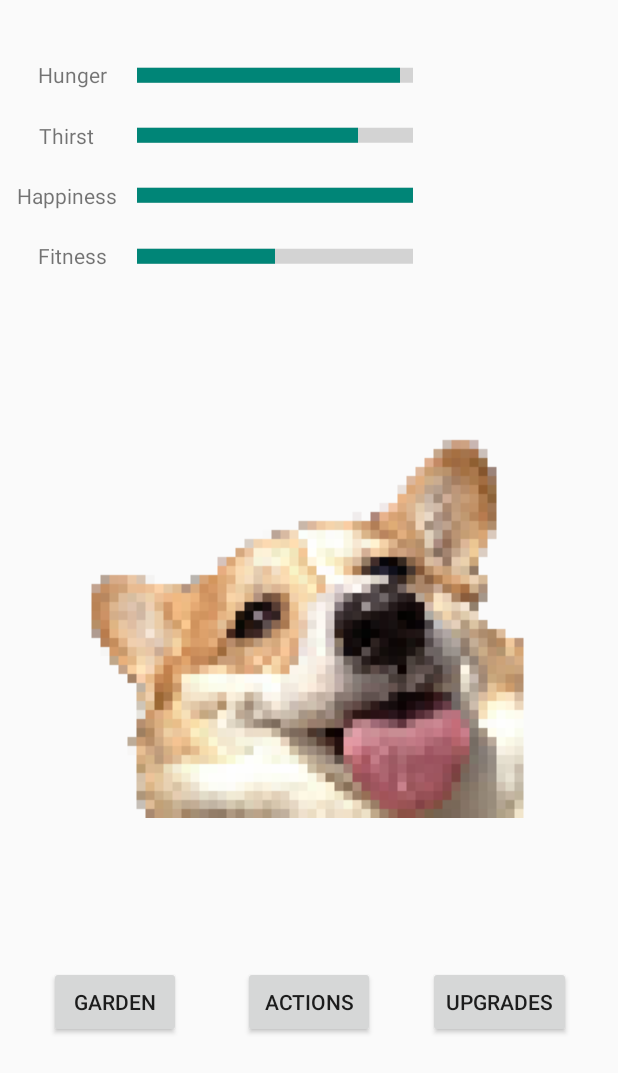
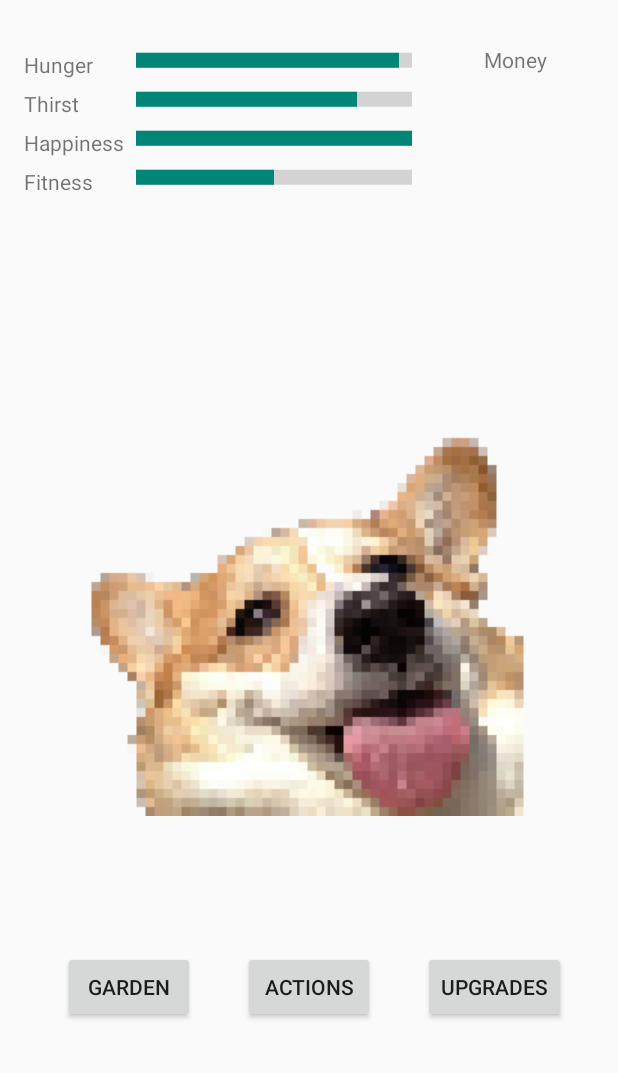
Before and after one commit to JTucker2000/Pettomato, an Android app: the screen it shows after launch (MainActivity), on a phone screen of 412 x 824 dp. Shown: the top 1073 px of the screen. Run offline under Robolectric (Android 15) with nearby library versions, the phone set to English and light mode, and no system bars.

Commit message:
Improved main activity layout

```diff
--- a/app/src/main/res/layout/activity_main.xml
+++ b/app/src/main/res/layout/activity_main.xml
@@ -10,146 +10,143 @@
         android:id="@+id/garden_btn"
         android:layout_width="wrap_content"
         android:layout_height="wrap_content"
+        android:layout_marginLeft="8dp"
+        android:layout_marginEnd="32dp"
         android:text="Garden"
-        app:layout_constraintBottom_toBottomOf="parent"
-        app:layout_constraintHorizontal_bias="0.10"
+        app:layout_constraintBottom_toBottomOf="@+id/actions_btn"
+        app:layout_constraintEnd_toStartOf="@+id/actions_btn"
         app:layout_constraintLeft_toLeftOf="parent"
         app:layout_constraintRight_toRightOf="parent"
-        app:layout_constraintTop_toTopOf="parent"
-        app:layout_constraintVertical_bias="0.83" />
+        app:layout_constraintTop_toTopOf="@+id/actions_btn" />
 
     <Button
         android:id="@+id/actions_btn"
         android:layout_width="wrap_content"
         android:layout_height="wrap_content"
+        android:layout_marginTop="30dp"
+        android:layout_marginBottom="100dp"
         android:text="Actions"
         app:layout_constraintBottom_toBottomOf="parent"
         app:layout_constraintLeft_toLeftOf="parent"
         app:layout_constraintRight_toRightOf="parent"
-        app:layout_constraintTop_toTopOf="parent"
-        app:layout_constraintVertical_bias="0.83" />
+        app:layout_constraintTop_toBottomOf="@+id/upgrades_listView" />
 
     <Button
         android:id="@+id/upgrades_btn"
         android:layout_width="wrap_content"
         android:layout_height="wrap_content"
+        android:layout_marginStart="32dp"
+        android:layout_marginRight="8dp"
         android:onClick="onUpgradeBtnPress"
         android:text="Upgrades"
-        app:layout_constraintBottom_toBottomOf="parent"
-        app:layout_constraintHorizontal_bias="0.90"
+        app:layout_constraintBottom_toBottomOf="@+id/actions_btn"
         app:layout_constraintLeft_toLeftOf="parent"
         app:layout_constraintRight_toRightOf="parent"
-        app:layout_constraintTop_toTopOf="parent"
-        app:layout_constraintVertical_bias="0.83" />
+        app:layout_constraintStart_toEndOf="@+id/actions_btn"
+        app:layout_constraintTop_toTopOf="@+id/actions_btn" />
 
     <ProgressBar
         android:id="@+id/hunger_progressBar"
         style="@style/Widget.AppCompat.ProgressBar.Horizontal"
         android:layout_width="184dp"
         android:layout_height="22dp"
+        android:layout_marginTop="30dp"
         android:scaleY="2.5"
-        app:layout_constraintBottom_toBottomOf="parent"
-        app:layout_constraintHorizontal_bias="0.4"
         app:layout_constraintLeft_toLeftOf="parent"
         app:layout_constraintRight_toRightOf="parent"
-        app:layout_constraintTop_toTopOf="parent"
-        app:layout_constraintVertical_bias="0.05" />
+        app:layout_constraintStart_toStartOf="@+id/happy_progressBar"
+        app:layout_constraintTop_toTopOf="parent" />
 
     <TextView
         android:id="@+id/hunger_text"
         android:layout_width="wrap_content"
         android:layout_height="wrap_content"
+        android:layout_marginLeft="16dp"
+        android:layout_marginTop="3dp"
         android:text="Hunger"
-        app:layout_constraintBottom_toBottomOf="parent"
-        app:layout_constraintHorizontal_bias="0.07"
+        app:layout_constraintBottom_toBottomOf="@+id/hunger_progressBar"
         app:layout_constraintLeft_toLeftOf="parent"
-        app:layout_constraintRight_toRightOf="parent"
-        app:layout_constraintTop_toTopOf="parent"
-        app:layout_constraintVertical_bias="0.05" />
+        app:layout_constraintTop_toTopOf="@+id/hunger_progressBar" />
 
     <ProgressBar
         android:id="@+id/thirst_progressBar"
         style="@style/Widget.AppCompat.ProgressBar.Horizontal"
         android:layout_width="184dp"
         android:layout_height="22dp"
+        android:layout_marginTop="4dp"
         android:scaleY="2.5"
-        app:layout_constraintBottom_toBottomOf="parent"
-        app:layout_constraintHorizontal_bias="0.4"
         app:layout_constraintLeft_toLeftOf="parent"
         app:layout_constraintRight_toRightOf="parent"
-        app:layout_constraintTop_toTopOf="parent"
-        app:layout_constraintVertical_bias="0.1" />
+        app:layout_constraintStart_toStartOf="@+id/happy_progressBar"
+        app:layout_constraintTop_toBottomOf="@+id/hunger_progressBar" />
 
     <TextView
         android:id="@+id/thirst_text"
         android:layout_width="wrap_content"
         android:layout_height="wrap_content"
+        android:layout_marginLeft="16dp"
+        android:layout_marginTop="3dp"
         android:text="Thirst"
-        app:layout_constraintBottom_toBottomOf="parent"
-        app:layout_constraintHorizontal_bias="0.07"
+        app:layout_constraintBottom_toBottomOf="@+id/thirst_progressBar"
         app:layout_constraintLeft_toLeftOf="parent"
-        app:layout_constraintRight_toRightOf="parent"
-        app:layout_constraintTop_toTopOf="parent"
-        app:layout_constraintVertical_bias="0.1" />
+        app:layout_constraintTop_toTopOf="@+id/thirst_progressBar" />
 
     <ProgressBar
         android:id="@+id/happy_progressBar"
         style="@style/Widget.AppCompat.ProgressBar.Horizontal"
         android:layout_width="184dp"
         android:layout_height="22dp"
+        android:layout_marginStart="8dp"
+        android:layout_marginTop="4dp"
         android:scaleY="2.5"
-        app:layout_constraintBottom_toBottomOf="parent"
-        app:layout_constraintHorizontal_bias="0.4"
         app:layout_constraintLeft_toLeftOf="parent"
         app:layout_constraintRight_toRightOf="parent"
-        app:layout_constraintTop_toTopOf="parent"
-        app:layout_constraintVertical_bias="0.15" />
+        app:layout_constraintStart_toEndOf="@+id/happy_text"
+        app:layout_constraintTop_toBottomOf="@+id/thirst_progressBar" />
 
     <TextView
         android:id="@+id/happy_text"
         android:layout_width="wrap_content"
         android:layout_height="wrap_content"
+        android:layout_marginLeft="16dp"
+        android:layout_marginTop="3dp"
         android:text="Happiness"
-        app:layout_constraintBottom_toBottomOf="parent"
-        app:layout_constraintHorizontal_bias="0.03333"
+        app:layout_constraintBottom_toBottomOf="@+id/happy_progressBar"
         app:layout_constraintLeft_toLeftOf="parent"
-        app:layout_constraintRight_toRightOf="parent"
-        app:layout_constraintTop_toTopOf="parent"
-        app:layout_constraintVertical_bias="0.15" />
+        app:layout_constraintTop_toTopOf="@+id/happy_progressBar" />
 
     <ProgressBar
         android:id="@+id/fitness_progressBar"
         style="@style/Widget.AppCompat.ProgressBar.Horizontal"
         android:layout_width="184dp"
         android:layout_height="22dp"
+        android:layout_marginTop="4dp"
+        android:layout_marginBottom="100dp"
         android:scaleY="2.5"
-        app:layout_constraintBottom_toBottomOf="parent"
-        app:layout_constraintHorizontal_bias="0.4"
         app:layout_constraintLeft_toLeftOf="parent"
         app:layout_constraintRight_toRightOf="parent"
-        app:layout_constraintTop_toTopOf="parent"
-        app:layout_constraintVertical_bias="0.2" />
+        app:layout_constraintStart_toStartOf="@+id/happy_progressBar"
+        app:layout_constraintTop_toBottomOf="@+id/happy_progressBar" />
 
     <TextView
         android:id="@+id/fitness_text"
         android:layout_width="wrap_content"
         android:layout_height="wrap_content"
+        android:layout_marginLeft="16dp"
+        android:layout_marginTop="3dp"
         android:text="Fitness"
-        app:layout_constraintBottom_toBottomOf="parent"
-        app:layout_constraintHorizontal_bias="0.07"
+        app:layout_constraintBottom_toBottomOf="@+id/fitness_progressBar"
         app:layout_constraintLeft_toLeftOf="parent"
-        app:layout_constraintRight_toRightOf="parent"
-        app:layout_constraintTop_toTopOf="parent"
-        app:layout_constraintVertical_bias="0.2" />
+        app:layout_constraintTop_toTopOf="@+id/fitness_progressBar" />
 
     <ListView
         android:id="@+id/upgrades_listView"
         android:layout_width="300dp"
         android:layout_height="300dp"
-        app:layout_constraintBottom_toTopOf="@+id/actions_btn"
+        app:layout_constraintBottom_toBottomOf="parent"
         app:layout_constraintEnd_toEndOf="parent"
         app:layout_constraintStart_toStartOf="parent"
-        app:layout_constraintTop_toBottomOf="@+id/fitness_progressBar" />
+        app:layout_constraintTop_toTopOf="parent" />
 
     <ImageView
         android:id="@+id/pet_image"
@@ -157,9 +154,20 @@
         android:layout_height="wrap_content"
         android:adjustViewBounds="false"
         android:src="@android:drawable/ic_delete"
-        app:layout_constraintBottom_toTopOf="@+id/actions_btn"
+        app:layout_constraintBottom_toBottomOf="parent"
         app:layout_constraintEnd_toEndOf="parent"
         app:layout_constraintStart_toStartOf="parent"
-        app:layout_constraintTop_toBottomOf="@+id/fitness_progressBar" />
+        app:layout_constraintTop_toTopOf="parent" />
+
+    <TextView
+        android:id="@+id/money_text"
+        android:layout_width="wrap_content"
+        android:layout_height="wrap_content"
+        android:layout_marginBottom="3dp"
+        android:text="Money"
+        app:layout_constraintBottom_toBottomOf="@+id/hunger_progressBar"
+        app:layout_constraintEnd_toEndOf="parent"
+        app:layout_constraintStart_toEndOf="@+id/hunger_progressBar"
+        app:layout_constraintTop_toTopOf="@+id/hunger_progressBar" />
 
 </androidx.constraintlayout.widget.ConstraintLayout>
```
